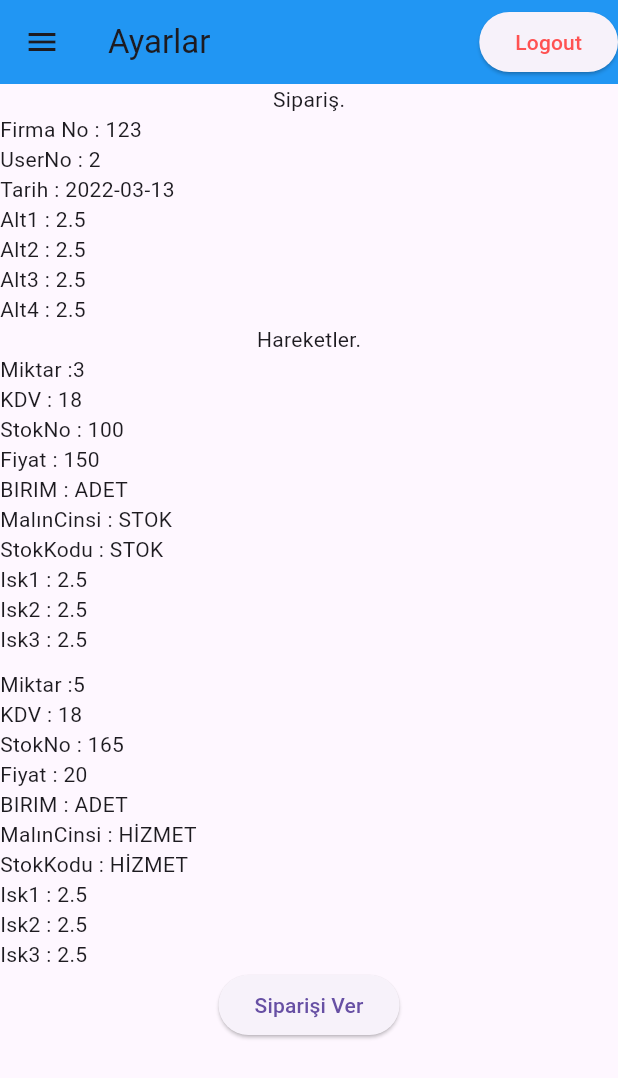
After one commit to Sekizdesekiz/test, a Flutter app: the SiparisPage screen opened by its route, after a tap on "Siparişi Ver", on a phone screen of 412 x 824 dp. The commit adds this screen. Shown: the top 1078 px of the screen. Run offline on Flutter 3.47's test engine with Material 3 defaults, Android fonts, the phone set to English and light mode, and no system bars; our stand-ins replace shared_preferences; accounts and stored records are empty; network calls fail.

Commit message:
Siparis
Sipariş sayfası eklendi

```diff
--- /dev/null
+++ b/lib/data/siparis_api.dart
@@ -0,0 +1,68 @@
+import 'dart:convert';
+import 'dart:io';
+
+import 'package:auth_project/constants/contant.dart';
+import 'package:auth_project/models/siparis.dart';
+import 'package:shared_preferences/shared_preferences.dart';
+import 'package:http/http.dart' as http;
+
+class SiparisApi {
+  static Future<Siparis> postSiparis() async {
+    var jsonResponse = null;
+
+    SharedPreferences prefs = await SharedPreferences.getInstance();
+    String? token = prefs.getString("token");
+    String url = Contant.servisUrl;
+    Map<String, String> headers = {
+      HttpHeaders.authorizationHeader: "Bearer $token",
+      HttpHeaders.contentTypeHeader: "application/json"
+    };
+    print("buraya geldi");
+    final response = await http.post(Uri.parse(url + "api/siparis/PostAsync"),
+        headers: headers,
+        body: jsonEncode({
+          "alinanmi": true,
+          "Siparis": {
+            "FIRMANO": 123,
+            "USERNO": 2,
+            "TARIH": "2022-03-13",
+            "KDV": true,
+            "Alt1": 2.5,
+            "Alt2": 2.5,
+            "Alt3": 2.5,
+            "Alt4": 2.5
+          },
+          "hareketler": [
+            {
+              "MIKTAR": 3,
+              "KDV": 18,
+              "STOKNO": 100,
+              "FIYATI": 150,
+              "BIRIM": "ADET",
+              "MALINCINSI": "STOK",
+              "STOKKODU": "STOK",
+              "Isk1": 2.5,
+              "Isk2": 2.5,
+              "Isk3": 2.5
+            },
+            {
+              "MIKTAR": 5,
+              "KDV": 18,
+              "STOKNO": 165,
+              "FIYATI": 20,
+              "BIRIM": "ADET",
+              "MALINCINSI": "HİZMET",
+              "STOKKODU": "HİZMET",
+              "Isk1": 2.5,
+              "Isk2": 2.5,
+              "Isk3": 2.5
+            }
+          ]
+        }));
+    jsonResponse = jsonDecode(response.body);
+    print("jsonResponse");
+    print(jsonResponse);
+    print(response.statusCode);
+    return (Siparis.fromJson(jsonResponse));
+  }
+}
--- a/lib/main.dart
+++ b/lib/main.dart
@@ -1,4 +1,5 @@
 import 'package:auth_project/screen/compny_select_screen.dart';
+import 'package:auth_project/screen/siprasi_screen.dart';
 import 'package:auth_project/widgets/product_list_widget.dart';
 import 'package:flutter/material.dart';
 
@@ -18,6 +19,7 @@ class MyApp extends StatelessWidget {
         "/homePage": (context) => HomePage(),
         "/companyPage": (context) => CompanySelect(),
         "/productSearchPage": (context) => ProductListWidget(),
+        "/siparisPage": (context) => SiparisPage(),
       },
       title: 'Flutter Auth',
       home: MainPage(),
--- /dev/null
+++ b/lib/models/siparis.dart
@@ -0,0 +1,137 @@
+// To parse this JSON data, do
+//
+//     final siparis = siparisFromJson(jsonString);
+
+import 'dart:convert';
+
+Siparis siparisFromJson(String str) => Siparis.fromJson(json.decode(str));
+
+String siparisToJson(Siparis data) => json.encode(data.toJson());
+
+class Siparis {
+  bool? alinanmi;
+  SiparisClass? siparis;
+  List<Hareketler>? hareketler;
+
+  Siparis({
+    this.alinanmi,
+    this.siparis,
+    this.hareketler,
+  });
+
+  factory Siparis.fromJson(Map<String, dynamic> json) => Siparis(
+        alinanmi: json["alinanmi"],
+        siparis: json["Siparis"] == null
+            ? null
+            : SiparisClass.fromJson(json["Siparis"]),
+        hareketler: json["hareketler"] == null
+            ? []
+            : List<Hareketler>.from(
+                json["hareketler"]!.map((x) => Hareketler.fromJson(x))),
+      );
+
+  Map<String, dynamic> toJson() => {
+        "alinanmi": alinanmi,
+        "Siparis": siparis?.toJson(),
+        "hareketler": hareketler == null
+            ? []
+            : List<dynamic>.from(hareketler!.map((x) => x.toJson())),
+      };
+}
+
+class Hareketler {
+  int? miktar;
+  int? kdv;
+  int? stokno;
+  int? fiyati;
+  String? birim;
+  String? malincinsi;
+  String? stokkodu;
+  double? isk1;
+  double? isk2;
+  double? isk3;
+
+  Hareketler({
+    this.miktar,
+    this.kdv,
+    this.stokno,
+    this.fiyati,
+    this.birim,
+    this.malincinsi,
+    this.stokkodu,
+    this.isk1,
+    this.isk2,
+    this.isk3,
+  });
+
+  Hareketler.fromJson(Map<String, dynamic> json) {
+    miktar = json["MIKTAR"];
+    kdv = json["KDV"];
+    stokno = json["STOKNO"];
+    fiyati = json["FIYATI"];
+    birim = json["BIRIM"];
+    malincinsi = json["MALINCINSI"];
+    stokkodu = json["STOKKODU"];
+    isk1 = json["Isk1"]?.toDouble();
+    isk2 = json["Isk2"]?.toDouble();
+    isk3 = json["Isk3"]?.toDouble();
+  }
+
+  Map<String, dynamic> toJson() => {
+        "MIKTAR": miktar,
+        "KDV": kdv,
+        "STOKNO": stokno,
+        "FIYATI": fiyati,
+        "BIRIM": birim,
+        "MALINCINSI": malincinsi,
+        "STOKKODU": stokkodu,
+        "Isk1": isk1,
+        "Isk2": isk2,
+        "Isk3": isk3,
+      };
+}
+
+class SiparisClass {
+  int? firmano;
+  int? userno;
+  DateTime? tarih;
+  bool? kdv;
+  double? alt1;
+  double? alt2;
+  double? alt3;
+  double? alt4;
+
+  SiparisClass({
+    this.firmano,
+    this.userno,
+    this.tarih,
+    this.kdv,
+    this.alt1,
+    this.alt2,
+    this.alt3,
+    this.alt4,
+  });
+
+  SiparisClass.fromJson(Map<String, dynamic> json) {
+    firmano = json["FIRMANO"];
+    userno = json["USERNO"];
+    tarih = json["TARIH"] == null ? null : DateTime.parse(json["TARIH"]);
+    kdv = json["KDV"];
+    alt1 = json["Alt1"]?.toDouble();
+    alt2 = json["Alt2"]?.toDouble();
+    alt3 = json["Alt3"]?.toDouble();
+    alt4 = json["Alt4"]?.toDouble();
+  }
+
+  Map<String, dynamic> toJson() => {
+        "FIRMANO": firmano,
+        "USERNO": userno,
+        "TARIH":
+            "${tarih!.year.toString().padLeft(4, '0')}-${tarih!.month.toString().padLeft(2, '0')}-${tarih!.day.toString().padLeft(2, '0')}",
+        "KDV": kdv,
+        "Alt1": alt1,
+        "Alt2": alt2,
+        "Alt3": alt3,
+        "Alt4": alt4,
+      };
+}
--- /dev/null
+++ b/lib/screen/siprasi_screen.dart
@@ -0,0 +1,222 @@
+import 'package:auth_project/data/company_api.dart';
+import 'package:auth_project/data/info_post_api.dart';
+import 'package:auth_project/data/siparis_api.dart';
+import 'package:auth_project/screen/login_screen.dart';
+import 'package:auth_project/widgets/drawer_widget.dart';
+import 'package:flutter/material.dart';
+import 'package:shared_preferences/shared_preferences.dart';
+
+class SiparisPage extends StatelessWidget {
+  SharedPreferences? pref;
+
+  @override
+  Widget build(BuildContext context) {
+    return Scaffold(
+      drawer: const DrawerWidget(),
+      appBar: AppBar(
+        title: const Text("Ayarlar"),
+        backgroundColor: Colors.blue,
+        actions: [
+          ElevatedButton(
+            onPressed: () {
+              pref?.setString("token", "");
+              pref?.commit();
+              print(pref?.getString("token"));
+              Navigator.of(context).pushAndRemoveUntil(
+                  MaterialPageRoute(
+                      builder: (BuildContext context) => LoginPage()),
+                  (Route<dynamic> route) => false);
+            },
+            child:
+                const Text("Logout", style: TextStyle(color: Colors.redAccent)),
+          ),
+        ],
+      ),
+      body: Column(
+        children: [
+          const Text("Sipariş."),
+          const Row(
+            children: [
+              Text("Firma No : "),
+              Text("123"),
+            ],
+          ),
+          const Row(
+            children: [
+              Text("UserNo : "),
+              Text("2"),
+            ],
+          ),
+          const Row(
+            children: [
+              Text("Tarih : "),
+              Text("2022-03-13"),
+            ],
+          ),
+          const Row(
+            children: [
+              Text("Alt1 : "),
+              Text("2.5"),
+            ],
+          ),
+          const Row(
+            children: [
+              Text("Alt2 : "),
+              Text("2.5"),
+            ],
+          ),
+          const Row(
+            children: [
+              Text("Alt3 : "),
+              Text("2.5"),
+            ],
+          ),
+          const Row(
+            children: [
+              Text("Alt4 : "),
+              Text("2.5"),
+            ],
+          ),
+          const Text("Hareketler."),
+          const Row(
+            children: [
+              Text("Miktar :"),
+              Text("3"),
+            ],
+          ),
+          const Row(
+            children: [
+              Text("KDV : "),
+              Text("18"),
+            ],
+          ),
+          const Row(
+            children: [
+              Text("StokNo : "),
+              Text("100"),
+            ],
+          ),
+          const Row(
+            children: [
+              Text("Fiyat : "),
+              Text("150"),
+            ],
+          ),
+          const Row(
+            children: [
+              Text("BIRIM : "),
+              Text("ADET"),
+            ],
+          ),
+          const Row(
+            children: [
+              Text("MalınCinsi : "),
+              Text("STOK"),
+            ],
+          ),
+          const Row(
+            children: [
+              Text("StokKodu : "),
+              Text("STOK"),
+            ],
+          ),
+          const Row(
+            children: [
+              Text("Isk1 : "),
+              Text("2.5"),
+            ],
+          ),
+          const Row(
+            children: [
+              Text("Isk2 : "),
+              Text("2.5"),
+            ],
+          ),
+          const Row(
+            children: [
+              Text("Isk3 : "),
+              Text("2.5"),
+            ],
+          ),
+          SizedBox(
+            height: 10,
+          ),
+          const Row(
+            children: [
+              Text("Miktar :"),
+              Text("5"),
+            ],
+          ),
+          const Row(
+            children: [
+              Text("KDV : "),
+              Text("18"),
+            ],
+          ),
+          const Row(
+            children: [
+              Text("StokNo : "),
+              Text("165"),
+            ],
+          ),
+          const Row(
+            children: [
+              Text("Fiyat : "),
+              Text("20"),
+            ],
+          ),
+          const Row(
+            children: [
+              Text("BIRIM : "),
+              Text("ADET"),
+            ],
+          ),
+          const Row(
+            children: [
+              Text("MalınCinsi : "),
+              Text("HİZMET"),
+            ],
+          ),
+          const Row(
+            children: [
+              Text("StokKodu : "),
+              Text("HİZMET"),
+            ],
+          ),
+          const Row(
+            children: [
+              Text("Isk1 : "),
+              Text("2.5"),
+            ],
+          ),
+          const Row(
+            children: [
+              Text("Isk2 : "),
+              Text("2.5"),
+            ],
+          ),
+          const Row(
+            children: [
+              Text("Isk3 : "),
+              Text("2.5"),
+            ],
+          ),
+          ElevatedButton(
+              onPressed: () {
+                CompanyApi.getCompanyInfo();
+                _siparisVer();
+              },
+              child: const Text("Siparişi Ver")),
+        ],
+      ),
+    );
+  }
+
+  void _siparisVer() async {
+    SharedPreferences prefs = await SharedPreferences.getInstance();
+    String firmaKod = prefs.getString("firmaKod") ?? "";
+    String firmaDonemKod = prefs.getString("firmaDonemKod") ?? "";
+    InfoPostApi.getCustomerInfo(firmaKod, firmaDonemKod);
+    await SiparisApi.postSiparis();
+  }
+}
--- a/lib/widgets/drawer_widget.dart
+++ b/lib/widgets/drawer_widget.dart
@@ -23,13 +23,20 @@ class _DrawerWidgetState extends State<DrawerWidget> {
             },
           ),
           ListTile(
-            leading: Icon(Icons.home),
+              leading: Icon(Icons.add_shopping_cart),
+              title: Text("Sipariş"),
+              trailing: Icon(Icons.arrow_forward),
+              onTap: () {
+                Navigator.pushNamed(context, "/siparisPage");
+              }),
+          ListTile(
+            leading: Icon(Icons.settings),
             title: Text("Ayarlar"),
             trailing: Icon(Icons.arrow_forward),
             onTap: () {
               Navigator.pushNamed(context, "/companyPage");
             },
-          )
+          ),
         ],
       ),
     );
```
